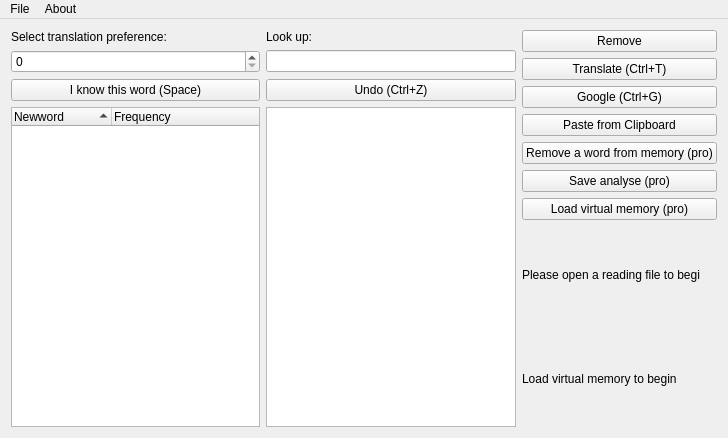
First picture: the form in mainwindow.ui, repository votinh1210/ReadingProject, before the edit.
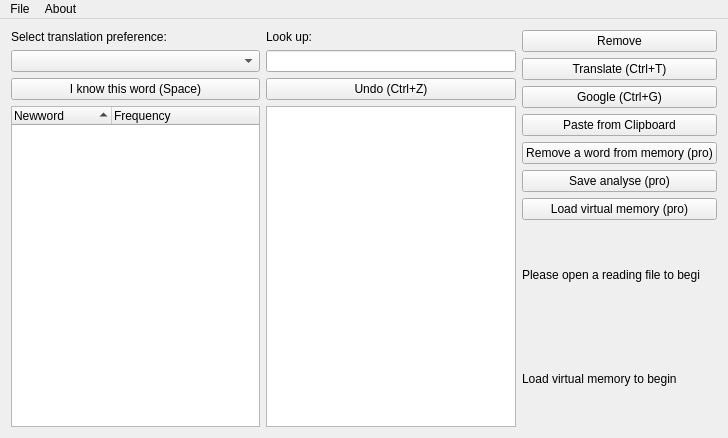
Second picture: the form after the edit.

What changed in the file:
```diff
--- a/mainwindow.ui
+++ b/mainwindow.ui
@@ -37,9 +37,6 @@
         </property>
        </widget>
       </item>
-      <item row="1" column="0">
-       <widget class="QSpinBox" name="spinBox"/>
-      </item>
       <item row="1" column="1">
        <widget class="QLineEdit" name="lineEdit"/>
       </item>
@@ -80,6 +77,9 @@
       <item row="3" column="1">
        <widget class="QTextBrowser" name="textBrowser"/>
       </item>
+      <item row="1" column="0">
+       <widget class="QComboBox" name="comboBox"/>
+      </item>
      </layout>
     </item>
     <item>
```
